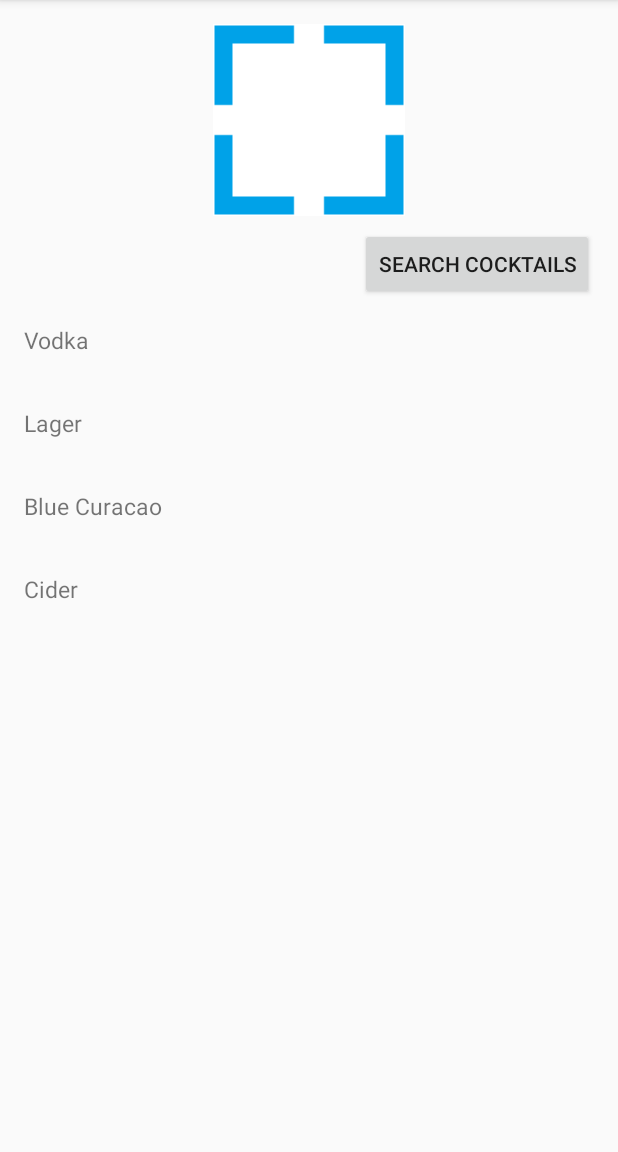
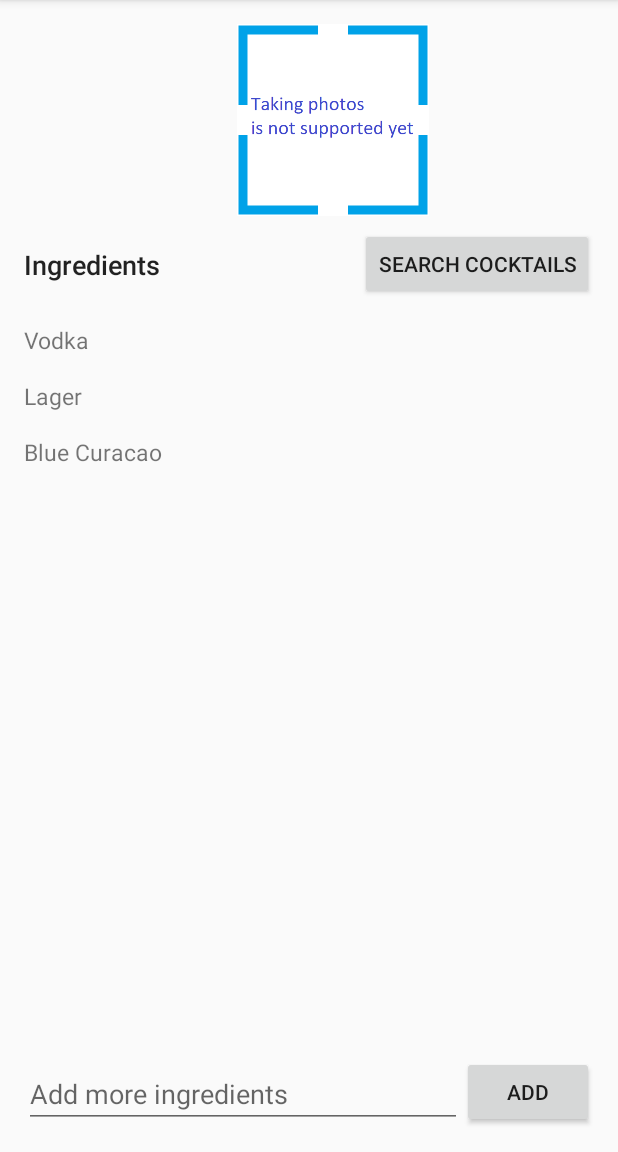
Before and after one commit to rcontrai/CoctelAppMobile, an Android app: the AmendActivity screen opened directly, with no data from a screen before it, on a phone screen of 412 x 824 dp, the part 84-1236 px from its top. Run offline under Robolectric (Android 15) with nearby library versions, the phone set to English and light mode, and no system bars.

Commit message:
Did a lot of changes, mostly adding features to the UI

```diff
--- a/CoctelAPP/app/build.gradle
+++ b/CoctelAPP/app/build.gradle
@@ -39,4 +39,5 @@ dependencies {
     implementation files('libs\\json-simple-1.1.1.jar')
     implementation files('libs\\okhttp-3.5.0.jar')
     implementation files('libs\\okio-1.11.0.jar')
+    implementation 'androidx.cardview:cardview:1.0.0'
 }
--- a/CoctelAPP/app/src/main/java/com/pad/coctelapp/AmendActivity.java
+++ b/CoctelAPP/app/src/main/java/com/pad/coctelapp/AmendActivity.java
@@ -5,6 +5,7 @@ import android.content.res.Configuration;
 import android.os.Bundle;
 import android.util.Log;
 import android.view.View;
+import android.widget.EditText;
 
 import androidx.appcompat.app.AppCompatActivity;
 import androidx.recyclerview.widget.LinearLayoutManager;
@@ -13,10 +14,12 @@ import androidx.recyclerview.widget.RecyclerView;
 import com.pad.coctelapp.ui.IngredientListAdapter;
 
 import java.util.ArrayList;
+import java.util.HashSet;
 import java.util.List;
+import java.util.Set;
 
-/** Activity that displays the drinks that were identified previously for review by the user.\n
- *  Planned : should allow them to edit the list if they find it wrong.
+/** Activity that displays the drinks that were identified previously for review by the user.
+ *  <p>Planned : should allow them to edit the list if they find it wrong.</p>
  */
 @SuppressWarnings("Convert2Diamond")
 public class AmendActivity extends AppCompatActivity {
@@ -26,6 +29,7 @@ public class AmendActivity extends AppCompatActivity {
 
     RecyclerView recyclerView;
     IngredientListAdapter adapter;
+    EditText editTextIngredient;
     /** the list of ingredients to be displayed for review by the user and possibly edited */
     public ArrayList<String> ingredients;
 
@@ -45,13 +49,16 @@ public class AmendActivity extends AppCompatActivity {
         recyclerView.setAdapter(adapter);
         recyclerView.setLayoutManager(new LinearLayoutManager(this));
 
+        editTextIngredient = findViewById(R.id.editTextIngredient);
+
+        ingredients = new ArrayList<String>();
+
         /* Test display*/
         try {
-            ingredients = new ArrayList<String>();
             ingredients.add("Vodka");
             ingredients.add("Lager");
             ingredients.add("Blue Curacao");
-            ingredients.add("Cider");
+            //ingredients.add("Cider");
             this.updateIngredientList(ingredients);
         } catch (Exception e) {
             e.printStackTrace();
@@ -68,8 +75,8 @@ public class AmendActivity extends AppCompatActivity {
         adapter.notifyDataSetChanged();
     }
 
-    /** onClick method for searchCocktailButton
-     *  launches CocktailChoiceActivity and passes the list o ingredients to search to it
+    /** onClick method for searchCocktailButton.
+     *  <p> Launches CocktailChoiceActivity and passes the list of ingredients to search to it </p>
      *
      * @param view
      */
@@ -80,4 +87,22 @@ public class AmendActivity extends AppCompatActivity {
         Log.d(LOG_TAG,"launching CocktailChoiceActivity");
         startActivity(checkRecipesIntent);
     }
+
+    /** onClick method for addButton.
+     *  <p> Adds the ingredient written in ingredientsEditText and updates the UI </p>
+     *
+     * @param view
+     */
+    public void addIngredients(View view) {
+        Log.d(LOG_TAG,"addButton was pressed");
+        String ingredient = editTextIngredient.getText().toString();
+        if (ingredient.length() > 0) {
+            if(!ingredients.contains(ingredient)) {
+                ingredients.add(ingredient);
+                updateIngredientList(ingredients);
+            }
+        }
+        editTextIngredient.getText().clear();
+
+    }
 }
--- a/CoctelAPP/app/src/main/java/com/pad/coctelapp/ui/IngredientListAdapter.java
+++ b/CoctelAPP/app/src/main/java/com/pad/coctelapp/ui/IngredientListAdapter.java
@@ -43,7 +43,7 @@ public class IngredientListAdapter extends RecyclerView.Adapter<IngredientListAd
 
     @Override
     public void onBindViewHolder(@NonNull IngredientListAdapter.ViewHolder holder, int position) {
-        holder.wordItemView.setText(mIngredients.get(position) + "\n");
+        holder.wordItemView.setText(mIngredients.get(position) );
     }
 
     @Override
--- a/CoctelAPP/app/src/main/res/layout/activity_amend_p.xml
+++ b/CoctelAPP/app/src/main/res/layout/activity_amend_p.xml
@@ -10,27 +10,28 @@
         android:id="@+id/searchCocktailButton2"
         android:layout_width="wrap_content"
         android:layout_height="wrap_content"
-        android:layout_marginTop="8dp"
+        android:layout_marginTop="152dp"
         android:layout_marginEnd="16dp"
         android:onClick="startCocktailSearch"
         android:text="Search Cocktails"
         app:layout_constraintEnd_toEndOf="parent"
-        app:layout_constraintTop_toBottomOf="@+id/imageView" />
+        app:layout_constraintTop_toTopOf="parent" />
 
     <ImageView
         android:id="@+id/imageView"
-        android:layout_width="0dp"
-        android:layout_height="wrap_content"
+        android:layout_width="wrap_content"
+        android:layout_height="0dp"
         android:layout_marginStart="16dp"
         android:layout_marginTop="16dp"
         android:layout_marginEnd="16dp"
-        android:adjustViewBounds="false"
+        android:layout_marginBottom="8dp"
         android:cropToPadding="true"
+        app:layout_constraintBottom_toTopOf="@+id/searchCocktailButton2"
         app:layout_constraintEnd_toEndOf="parent"
         app:layout_constraintHorizontal_bias="0.0"
         app:layout_constraintStart_toStartOf="parent"
         app:layout_constraintTop_toTopOf="parent"
-        app:srcCompat="@drawable/placeholder" />
+        app:srcCompat="@drawable/photo_placeholder" />
 
     <androidx.recyclerview.widget.RecyclerView
         android:id="@+id/recyclerView"
@@ -39,11 +40,50 @@
         android:layout_marginStart="16dp"
         android:layout_marginTop="8dp"
         android:layout_marginEnd="16dp"
-        android:layout_marginBottom="16dp"
-        app:layout_constraintBottom_toBottomOf="parent"
+        android:layout_marginBottom="8dp"
+        app:layout_constraintBottom_toTopOf="@+id/editTextIngredient"
         app:layout_constraintEnd_toEndOf="parent"
         app:layout_constraintHorizontal_bias="0.0"
         app:layout_constraintStart_toStartOf="parent"
         app:layout_constraintTop_toBottomOf="@+id/searchCocktailButton2"
         app:layout_constraintVertical_bias="0.0" />
+
+    <TextView
+        android:id="@+id/IngredientsText"
+        android:layout_width="wrap_content"
+        android:layout_height="wrap_content"
+        android:layout_marginStart="16dp"
+        android:layout_marginTop="12dp"
+        android:layout_marginEnd="8dp"
+        android:text="Ingredients"
+        android:textAppearance="@style/TextAppearance.AppCompat.Body2"
+        android:textSize="18sp"
+        app:layout_constraintEnd_toStartOf="@+id/searchCocktailButton2"
+        app:layout_constraintHorizontal_bias="0.0"
+        app:layout_constraintStart_toStartOf="parent"
+        app:layout_constraintTop_toTopOf="@+id/searchCocktailButton2" />
+
+    <EditText
+        android:id="@+id/editTextIngredient"
+        android:layout_width="0dp"
+        android:layout_height="wrap_content"
+        android:layout_marginStart="16dp"
+        android:layout_marginBottom="16dp"
+        android:ems="10"
+        android:hint="Add more ingredients"
+        android:inputType="textPersonName"
+        app:layout_constraintBottom_toBottomOf="parent"
+        app:layout_constraintEnd_toStartOf="@+id/addButton2"
+        app:layout_constraintStart_toStartOf="parent" />
+
+    <Button
+        android:id="@+id/addButton2"
+        android:layout_width="wrap_content"
+        android:layout_height="wrap_content"
+        android:layout_marginEnd="16dp"
+        android:layout_marginBottom="16dp"
+        android:onClick="addIngredients"
+        android:text="add"
+        app:layout_constraintBottom_toBottomOf="parent"
+        app:layout_constraintEnd_toEndOf="parent" />
 </androidx.constraintlayout.widget.ConstraintLayout>
```
Also changed, not shown: CoctelAPP/app/src/main/java/com/pad/coctelapp/ui/RecipeListAdapter.java (+20 -4 lines), CoctelAPP/app/src/main/java/com/pad/coctelapp/util/Recipe.java (+25 -0 lines), CoctelAPP/app/src/main/res/layout/activity_amend_l.xml (+46 -6 lines), CoctelAPP/app/src/main/res/layout/activity_cocktailchoice.xml (+15 -1 lines), CoctelAPP/app/src/main/res/layout/item_cocktail.xml (added, +37 -0 lines), CoctelAPP/app/src/main/res/drawable/photo_placeholder.png (added).
